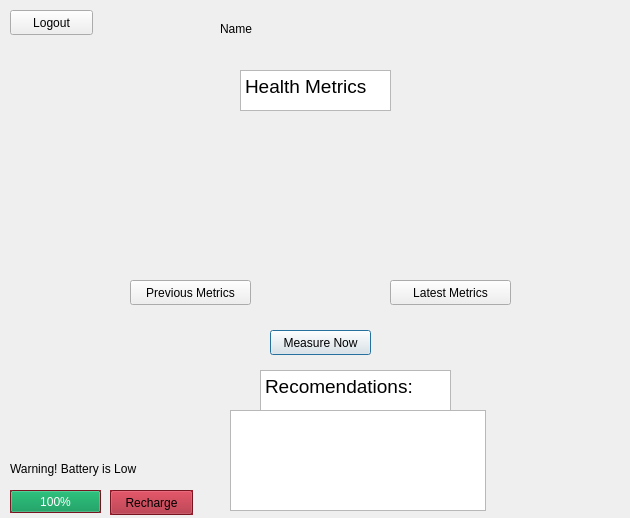
Before: the Qt Designer form RaDoTech_Device/HomeScreenPage.ui in Liam02/Radotech_Device_Final, drawn with Qt 5.
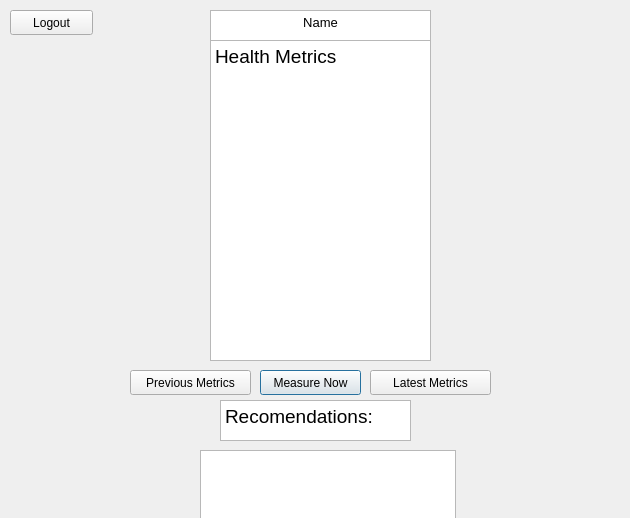
After: the same form once the commit is applied.

What changed in the file:
```diff
--- a/RaDoTech_Device/HomeScreenPage.ui
+++ b/RaDoTech_Device/HomeScreenPage.ui
@@ -16,8 +16,8 @@
   <widget class="QPushButton" name="pushButton_2">
    <property name="geometry">
     <rect>
-     <x>270</x>
-     <y>330</y>
+     <x>260</x>
+     <y>370</y>
      <width>101</width>
      <height>25</height>
     </rect>
@@ -29,10 +29,10 @@
   <widget class="QTextBrowser" name="textBrowser">
    <property name="geometry">
     <rect>
-     <x>240</x>
-     <y>70</y>
-     <width>151</width>
-     <height>41</height>
+     <x>210</x>
+     <y>40</y>
+     <width>221</width>
+     <height>321</height>
     </rect>
    </property>
    <property name="html">
@@ -59,10 +59,8 @@
   <widget class="QTextBrowser" name="textBrowser_2">
    <property name="geometry">
     <rect>
-     <x>260</x>
-     <y>370</y>
-     <x>230</x>
-     <y>380</y>
+     <x>220</x>
+     <y>400</y>
      <width>191</width>
      <height>41</height>
     </rect>
@@ -79,7 +77,7 @@
    <property name="geometry">
     <rect>
      <x>130</x>
-     <y>280</y>
+     <y>370</y>
      <width>121</width>
      <height>25</height>
     </rect>
@@ -91,8 +89,8 @@
   <widget class="QPushButton" name="pushButton_4">
    <property name="geometry">
     <rect>
-     <x>390</x>
-     <y>280</y>
+     <x>370</x>
+     <y>370</y>
      <width>121</width>
      <height>25</height>
     </rect>
@@ -104,998 +102,28 @@
   <widget class="QTextBrowser" name="textBrowser_3">
    <property name="geometry">
     <rect>
-     <x>230</x>
-      <y>410</y>
+     <x>200</x>
+     <y>450</y>
      <width>256</width>
-     <height>101</height>
+     <height>71</height>
     </rect>
    </property>
   </widget>
-  <widget class="QLabel" name="Name_Display">
+  <widget class="QTextBrowser" name="Name_Display">
    <property name="geometry">
     <rect>
-     <x>220</x>
-     <y>20</y>
+     <x>210</x>
+     <y>10</y>
      <width>221</width>
-     <height>17</height>
+     <height>31</height>
     </rect>
    </property>
-   <property name="text">
-    <string>Name</string>
-   </property>
-  </widget>
-  <widget class="QProgressBar" name="batteryBar">
-   <property name="geometry">
-    <rect>
-     <x>10</x>
-     <y>490</y>
-     <width>91</width>
-     <height>23</height>
-    </rect>
-   </property>
-   <property name="palette">
-    <palette>
-     <active>
-      <colorrole role="WindowText">
-       <brush brushstyle="SolidPattern">
-        <color alpha="255">
-         <red>0</red>
-         <green>0</green>
-         <blue>0</blue>
-        </color>
-       </brush>
-      </colorrole>
-      <colorrole role="Button">
-       <brush brushstyle="SolidPattern">
-        <color alpha="255">
-         <red>165</red>
-         <green>29</green>
-         <blue>45</blue>
-        </color>
-       </brush>
-      </colorrole>
-      <colorrole role="Light">
-       <brush brushstyle="SolidPattern">
-        <color alpha="255">
-         <red>247</red>
-         <green>43</green>
-         <blue>68</blue>
-        </color>
-       </brush>
-      </colorrole>
-      <colorrole role="Midlight">
-       <brush brushstyle="SolidPattern">
-        <color alpha="255">
-         <red>206</red>
-         <green>36</green>
-         <blue>56</blue>
-        </color>
-       </brush>
-      </colorrole>
-      <colorrole role="Dark">
-       <brush brushstyle="SolidPattern">
-        <color alpha="255">
-         <red>82</red>
-         <green>14</green>
-         <blue>23</blue>
-        </color>
-       </brush>
-      </colorrole>
-      <colorrole role="Mid">
-       <brush brushstyle="SolidPattern">
-        <color alpha="255">
-         <red>110</red>
-         <green>19</green>
-         <blue>30</blue>
-        </color>
-       </brush>
-      </colorrole>
-      <colorrole role="Text">
-       <brush brushstyle="SolidPattern">
-        <color alpha="255">
-         <red>0</red>
-         <green>0</green>
-         <blue>0</blue>
-        </color>
-       </brush>
-      </colorrole>
-      <colorrole role="BrightText">
-       <brush brushstyle="SolidPattern">
-        <color alpha="255">
-         <red>255</red>
-         <green>255</green>
-         <blue>255</blue>
-        </color>
-       </brush>
-      </colorrole>
-      <colorrole role="ButtonText">
-       <brush brushstyle="SolidPattern">
-        <color alpha="255">
-         <red>0</red>
-         <green>0</green>
-         <blue>0</blue>
-        </color>
-       </brush>
-      </colorrole>
-      <colorrole role="Base">
-       <brush brushstyle="SolidPattern">
-        <color alpha="255">
-         <red>255</red>
-         <green>255</green>
-         <blue>255</blue>
-        </color>
-       </brush>
-      </colorrole>
-      <colorrole role="Window">
-       <brush brushstyle="SolidPattern">
-        <color alpha="255">
-         <red>165</red>
-         <green>29</green>
-         <blue>45</blue>
-        </color>
-       </brush>
-      </colorrole>
-      <colorrole role="Shadow">
-       <brush brushstyle="SolidPattern">
-        <color alpha="255">
-         <red>0</red>
-         <green>0</green>
-         <blue>0</blue>
-        </color>
-       </brush>
-      </colorrole>
-      <colorrole role="Highlight">
-       <brush brushstyle="SolidPattern">
-        <color alpha="255">
-         <red>38</red>
-         <green>162</green>
-         <blue>105</blue>
-        </color>
-       </brush>
-      </colorrole>
-      <colorrole role="AlternateBase">
-       <brush brushstyle="SolidPattern">
-        <color alpha="255">
-         <red>210</red>
-         <green>142</green>
-         <blue>150</blue>
-        </color>
-       </brush>
-      </colorrole>
-      <colorrole role="ToolTipBase">
-       <brush brushstyle="SolidPattern">
-        <color alpha="255">
-         <red>255</red>
-         <green>255</green>
-         <blue>220</blue>
-        </color>
-       </brush>
-      </colorrole>
-      <colorrole role="ToolTipText">
-       <brush brushstyle="SolidPattern">
-        <color alpha="255">
-         <red>0</red>
-         <green>0</green>
-         <blue>0</blue>
-        </color>
-       </brush>
-      </colorrole>
-      <colorrole role="PlaceholderText">
-       <brush brushstyle="SolidPattern">
-        <color alpha="128">
-         <red>0</red>
-         <green>0</green>
-         <blue>0</blue>
-        </color>
-       </brush>
-      </colorrole>
-     </active>
-     <inactive>
-      <colorrole role="WindowText">
-       <brush brushstyle="SolidPattern">
-        <color alpha="255">
-         <red>0</red>
-         <green>0</green>
-         <blue>0</blue>
-        </color>
-       </brush>
-      </colorrole>
-      <colorrole role="Button">
-       <brush brushstyle="SolidPattern">
-        <color alpha="255">
-         <red>165</red>
-         <green>29</green>
-         <blue>45</blue>
-        </color>
-       </brush>
-      </colorrole>
-      <colorrole role="Light">
-       <brush brushstyle="SolidPattern">
-        <color alpha="255">
-         <red>247</red>
-         <green>43</green>
-         <blue>68</blue>
-        </color>
-       </brush>
-      </colorrole>
-      <colorrole role="Midlight">
-       <brush brushstyle="SolidPattern">
-        <color alpha="255">
-         <red>206</red>
-         <green>36</green>
-         <blue>56</blue>
-        </color>
-       </brush>
-      </colorrole>
-      <colorrole role="Dark">
-       <brush brushstyle="SolidPattern">
-        <color alpha="255">
-         <red>82</red>
-         <green>14</green>
-         <blue>23</blue>
-        </color>
-       </brush>
-      </colorrole>
-      <colorrole role="Mid">
-       <brush brushstyle="SolidPattern">
-        <color alpha="255">
-         <red>110</red>
-         <green>19</green>
-         <blue>30</blue>
-        </color>
-       </brush>
-      </colorrole>
-      <colorrole role="Text">
-       <brush brushstyle="SolidPattern">
-        <color alpha="255">
-         <red>0</red>
-         <green>0</green>
-         <blue>0</blue>
-        </color>
-       </brush>
-      </colorrole>
-      <colorrole role="BrightText">
-       <brush brushstyle="SolidPattern">
-        <color alpha="255">
-         <red>255</red>
-         <green>255</green>
-         <blue>255</blue>
-        </color>
-       </brush>
-      </colorrole>
-      <colorrole role="ButtonText">
-       <brush brushstyle="SolidPattern">
-        <color alpha="255">
-         <red>0</red>
-         <green>0</green>
-         <blue>0</blue>
-        </color>
-       </brush>
-      </colorrole>
-      <colorrole role="Base">
-       <brush brushstyle="SolidPattern">
-        <color alpha="255">
-         <red>255</red>
-         <green>255</green>
-         <blue>255</blue>
-        </color>
-       </brush>
-      </colorrole>
-      <colorrole role="Window">
-       <brush brushstyle="SolidPattern">
-        <color alpha="255">
-         <red>165</red>
-         <green>29</green>
-         <blue>45</blue>
-        </color>
-       </brush>
-      </colorrole>
-      <colorrole role="Shadow">
-       <brush brushstyle="SolidPattern">
-        <color alpha="255">
-         <red>0</red>
-         <green>0</green>
-         <blue>0</blue>
-        </color>
-       </brush>
-      </colorrole>
-      <colorrole role="Highlight">
-       <brush brushstyle="SolidPattern">
-        <color alpha="255">
-         <red>38</red>
-         <green>162</green>
-         <blue>105</blue>
-        </color>
-       </brush>
-      </colorrole>
-      <colorrole role="AlternateBase">
-       <brush brushstyle="SolidPattern">
-        <color alpha="255">
-         <red>210</red>
-         <green>142</green>
-         <blue>150</blue>
-        </color>
-       </brush>
-      </colorrole>
-      <colorrole role="ToolTipBase">
-       <brush brushstyle="SolidPattern">
-        <color alpha="255">
-         <red>255</red>
-         <green>255</green>
-         <blue>220</blue>
-        </color>
-       </brush>
-      </colorrole>
-      <colorrole role="ToolTipText">
-       <brush brushstyle="SolidPattern">
-        <color alpha="255">
-         <red>0</red>
-         <green>0</green>
-         <blue>0</blue>
-        </color>
-       </brush>
-      </colorrole>
-      <colorrole role="PlaceholderText">
-       <brush brushstyle="SolidPattern">
-        <color alpha="128">
-         <red>0</red>
-         <green>0</green>
-         <blue>0</blue>
-        </color>
-       </brush>
-      </colorrole>
-     </inactive>
-     <disabled>
-      <colorrole role="WindowText">
-       <brush brushstyle="SolidPattern">
-        <color alpha="255">
-         <red>82</red>
-         <green>14</green>
-         <blue>23</blue>
-        </color>
-       </brush>
-      </colorrole>
-      <colorrole role="Button">
-       <brush brushstyle="SolidPattern">
-        <color alpha="255">
-         <red>165</red>
-         <green>29</green>
-         <blue>45</blue>
-        </color>
-       </brush>
-      </colorrole>
-      <colorrole role="Light">
-       <brush brushstyle="SolidPattern">
-        <color alpha="255">
-         <red>247</red>
-         <green>43</green>
-         <blue>68</blue>
-        </color>
-       </brush>
-      </colorrole>
-      <colorrole role="Midlight">
-       <brush brushstyle="SolidPattern">
-        <color alpha="255">
-         <red>206</red>
-         <green>36</green>
-         <blue>56</blue>
-        </color>
-       </brush>
-      </colorrole>
-      <colorrole role="Dark">
-       <brush brushstyle="SolidPattern">
-        <color alpha="255">
-         <red>82</red>
-         <green>14</green>
-         <blue>23</blue>
-        </color>
-       </brush>
-      </colorrole>
-      <colorrole role="Mid">
-       <brush brushstyle="SolidPattern">
-        <color alpha="255">
-         <red>110</red>
-         <green>19</green>
-         <blue>30</blue>
-        </color>
-       </brush>
-      </colorrole>
-      <colorrole role="Text">
-       <brush brushstyle="SolidPattern">
-        <color alpha="255">
-         <red>82</red>
-         <green>14</green>
-         <blue>23</blue>
-        </color>
-       </brush>
-      </colorrole>
-      <colorrole role="BrightText">
-       <brush brushstyle="SolidPattern">
-        <color alpha="255">
-         <red>255</red>
-         <green>255</green>
-         <blue>255</blue>
-        </color>
-       </brush>
-      </colorrole>
-      <colorrole role="ButtonText">
-       <brush brushstyle="SolidPattern">
-        <color alpha="255">
-         <red>82</red>
-         <green>14</green>
-         <blue>23</blue>
-        </color>
-       </brush>
-      </colorrole>
-      <colorrole role="Base">
-       <brush brushstyle="SolidPattern">
-        <color alpha="255">
-         <red>165</red>
-         <green>29</green>
-         <blue>45</blue>
-        </color>
-       </brush>
-      </colorrole>
-      <colorrole role="Window">
-       <brush brushstyle="SolidPattern">
-        <color alpha="255">
-         <red>165</red>
-         <green>29</green>
-         <blue>45</blue>
-        </color>
-       </brush>
-      </colorrole>
-      <colorrole role="Shadow">
-       <brush brushstyle="SolidPattern">
-        <color alpha="255">
-         <red>0</red>
-         <green>0</green>
-         <blue>0</blue>
-        </color>
-       </brush>
-      </colorrole>
-      <colorrole role="Highlight">
-       <brush brushstyle="SolidPattern">
-        <color alpha="255">
-         <red>145</red>
-         <green>145</green>
-         <blue>145</blue>
-        </color>
-       </brush>
-      </colorrole>
-      <colorrole role="AlternateBase">
-       <brush brushstyle="SolidPattern">
-        <color alpha="255">
-         <red>165</red>
-         <green>29</green>
-         <blue>45</blue>
-        </color>
-       </brush>
-      </colorrole>
-      <colorrole role="ToolTipBase">
-       <brush brushstyle="SolidPattern">
-        <color alpha="255">
-         <red>255</red>
-         <green>255</green>
-         <blue>220</blue>
-        </color>
-       </brush>
-      </colorrole>
-      <colorrole role="ToolTipText">
-       <brush brushstyle="SolidPattern">
-        <color alpha="255">
-         <red>0</red>
-         <green>0</green>
-         <blue>0</blue>
-        </color>
-       </brush>
-      </colorrole>
-      <colorrole role="PlaceholderText">
-       <brush brushstyle="SolidPattern">
-        <color alpha="128">
-         <red>0</red>
-         <green>0</green>
-         <blue>0</blue>
-        </color>
-       </brush>
-      </colorrole>
-     </disabled>
-    </palette>
-   </property>
-   <property name="autoFillBackground">
-    <bool>true</bool>
-   </property>
-   <property name="value">
-    <number>100</number>
-   </property>
-   <property name="invertedAppearance">
-    <bool>false</bool>
-   </property>
-  </widget>
-  <widget class="QPushButton" name="recharge">
-   <property name="geometry">
-    <rect>
-     <x>110</x>
-     <y>490</y>
-     <width>83</width>
-     <height>25</height>
-    </rect>
-   </property>
-   <property name="palette">
-    <palette>
-     <active>
-      <colorrole role="WindowText">
-       <brush brushstyle="SolidPattern">
-        <color alpha="255">
-         <red>0</red>
-         <green>0</green>
-         <blue>0</blue>
-        </color>
-       </brush>
-      </colorrole>
-      <colorrole role="Button">
-       <brush brushstyle="SolidPattern">
-        <color alpha="255">
-         <red>165</red>
-         <green>29</green>
-         <blue>45</blue>
-        </color>
-       </brush>
-      </colorrole>
-      <colorrole role="Light">
-       <brush brushstyle="SolidPattern">
-        <color alpha="255">
-         <red>247</red>
-         <green>43</green>
-         <blue>68</blue>
-        </color>
-       </brush>
-      </colorrole>
-      <colorrole role="Midlight">
-       <brush brushstyle="SolidPattern">
-        <color alpha="255">
-         <red>206</red>
-         <green>36</green>
-         <blue>56</blue>
-        </color>
-       </brush>
-      </colorrole>
-      <colorrole role="Dark">
-       <brush brushstyle="SolidPattern">
-        <color alpha="255">
-         <red>82</red>
-         <green>14</green>
-         <blue>23</blue>
-        </color>
-       </brush>
-      </colorrole>
-      <colorrole role="Mid">
-       <brush brushstyle="SolidPattern">
-        <color alpha="255">
-         <red>110</red>
-         <green>19</green>
-         <blue>30</blue>
-        </color>
-       </brush>
-      </colorrole>
-      <colorrole role="Text">
-       <brush brushstyle="SolidPattern">
-        <color alpha="255">
-         <red>0</red>
-         <green>0</green>
-         <blue>0</blue>
-        </color>
-       </brush>
-      </colorrole>
-      <colorrole role="BrightText">
-       <brush brushstyle="SolidPattern">
-        <color alpha="255">
-         <red>255</red>
-         <green>255</green>
-         <blue>255</blue>
-        </color>
-       </brush>
-      </colorrole>
-      <colorrole role="ButtonText">
-       <brush brushstyle="SolidPattern">
-        <color alpha="255">
-         <red>0</red>
-         <green>0</green>
-         <blue>0</blue>
-        </color>
-       </brush>
-      </colorrole>
-      <colorrole role="Base">
-       <brush brushstyle="SolidPattern">
-        <color alpha="255">
-         <red>255</red>
-         <green>255</green>
-         <blue>255</blue>
-        </color>
-       </brush>
-      </colorrole>
-      <colorrole role="Window">
-       <brush brushstyle="SolidPattern">
-        <color alpha="255">
-         <red>165</red>
-         <green>29</green>
-         <blue>45</blue>
-        </color>
-       </brush>
-      </colorrole>
-      <colorrole role="Shadow">
-       <brush brushstyle="SolidPattern">
-        <color alpha="255">
-         <red>0</red>
-         <green>0</green>
-         <blue>0</blue>
-        </color>
-       </brush>
-      </colorrole>
-      <colorrole role="AlternateBase">
-       <brush brushstyle="SolidPattern">
-        <color alpha="255">
-         <red>210</red>
-         <green>142</green>
-         <blue>150</blue>
-        </color>
-       </brush>
-      </colorrole>
-      <colorrole role="ToolTipBase">
-       <brush brushstyle="SolidPattern">
-        <color alpha="255">
-         <red>255</red>
-         <green>255</green>
-         <blue>220</blue>
-        </color>
-       </brush>
-      </colorrole>
-      <colorrole role="ToolTipText">
-       <brush brushstyle="SolidPattern">
-        <color alpha="255">
-         <red>0</red>
-         <green>0</green>
-         <blue>0</blue>
-        </color>
-       </brush>
-      </colorrole>
-      <colorrole role="PlaceholderText">
-       <brush brushstyle="SolidPattern">
-        <color alpha="128">
-         <red>0</red>
-         <green>0</green>
-         <blue>0</blue>
-        </color>
-       </brush>
-      </colorrole>
-     </active>
-     <inactive>
-      <colorrole role="WindowText">
-       <brush brushstyle="SolidPattern">
-        <color alpha="255">
-         <red>0</red>
-         <green>0</green>
-         <blue>0</blue>
-        </color>
-       </brush>
-      </colorrole>
-      <colorrole role="Button">
-       <brush brushstyle="SolidPattern">
-        <color alpha="255">
-         <red>165</red>
-         <green>29</green>
-         <blue>45</blue>
-        </color>
-       </brush>
-      </colorrole>
-      <colorrole role="Light">
-       <brush brushstyle="SolidPattern">
-        <color alpha="255">
-         <red>247</red>
-         <green>43</green>
-         <blue>68</blue>
-        </color>
-       </brush>
-      </colorrole>
-      <colorrole role="Midlight">
-       <brush brushstyle="SolidPattern">
-        <color alpha="255">
-         <red>206</red>
-         <green>36</green>
-         <blue>56</blue>
-        </color>
-       </brush>
-      </colorrole>
-      <colorrole role="Dark">
-       <brush brushstyle="SolidPattern">
-        <color alpha="255">
-         <red>82</red>
-         <green>14</green>
-         <blue>23</blue>
-        </color>
-       </brush>
-      </colorrole>
-      <colorrole role="Mid">
-       <brush brushstyle="SolidPattern">
-        <color alpha="255">
-         <red>110</red>
-         <green>19</green>
-         <blue>30</blue>
-        </color>
-       </brush>
-      </colorrole>
-      <colorrole role="Text">
-       <brush brushstyle="SolidPattern">
-        <color alpha="255">
-         <red>0</red>
-         <green>0</green>
-         <blue>0</blue>
-        </color>
-       </brush>
-      </colorrole>
-      <colorrole role="BrightText">
-       <brush brushstyle="SolidPattern">
-        <color alpha="255">
-         <red>255</red>
-         <green>255</green>
-         <blue>255</blue>
-        </color>
-       </brush>
-      </colorrole>
-      <colorrole role="ButtonText">
-       <brush brushstyle="SolidPattern">
-        <color alpha="255">
-         <red>0</red>
-         <green>0</green>
-         <blue>0</blue>
-        </color>
-       </brush>
-      </colorrole>
-      <colorrole role="Base">
-       <brush brushstyle="SolidPattern">
-        <color alpha="255">
-         <red>255</red>
-         <green>255</green>
-         <blue>255</blue>
-        </color>
-       </brush>
-      </colorrole>
-      <colorrole role="Window">
-       <brush brushstyle="SolidPattern">
-        <color alpha="255">
-         <red>165</red>
-         <green>29</green>
-         <blue>45</blue>
-        </color>
-       </brush>
-      </colorrole>
-      <colorrole role="Shadow">
-       <brush brushstyle="SolidPattern">
-        <color alpha="255">
-         <red>0</red>
-         <green>0</green>
-         <blue>0</blue>
-        </color>
-       </brush>
-      </colorrole>
-      <colorrole role="AlternateBase">
-       <brush brushstyle="SolidPattern">
-        <color alpha="255">
-         <red>210</red>
-         <green>142</green>
-         <blue>150</blue>
-        </color>
-       </brush>
-      </colorrole>
-      <colorrole role="ToolTipBase">
-       <brush brushstyle="SolidPattern">
-        <color alpha="255">
-         <red>255</red>
-         <green>255</green>
-         <blue>220</blue>
-        </color>
-       </brush>
-      </colorrole>
-      <colorrole role="ToolTipText">
-       <brush brushstyle="SolidPattern">
-        <color alpha="255">
-         <red>0</red>
-         <green>0</green>
-         <blue>0</blue>
-        </color>
-       </brush>
-      </colorrole>
-      <colorrole role="PlaceholderText">
-       <brush brushstyle="SolidPattern">
-        <color alpha="128">
-         <red>0</red>
-         <green>0</green>
-         <blue>0</blue>
-        </color>
-       </brush>
-      </colorrole>
-     </inactive>
-     <disabled>
-      <colorrole role="WindowText">
-       <brush brushstyle="SolidPattern">
-        <color alpha="255">
-         <red>82</red>
-         <green>14</green>
-         <blue>23</blue>
-        </color>
-       </brush>
-      </colorrole>
-      <colorrole role="Button">
-       <brush brushstyle="SolidPattern">
-        <color alpha="255">
-         <red>165</red>
-         <green>29</green>
-         <blue>45</blue>
-        </color>
-       </brush>
-      </colorrole>
-      <colorrole role="Light">
-       <brush brushstyle="SolidPattern">
-        <color alpha="255">
-         <red>247</red>
-         <green>43</green>
-         <blue>68</blue>
-        </color>
-       </brush>
-      </colorrole>
-      <colorrole role="Midlight">
-       <brush brushstyle="SolidPattern">
-        <color alpha="255">
-         <red>206</red>
-         <green>36</green>
-         <blue>56</blue>
-        </color>
-       </brush>
-      </colorrole>
-      <colorrole role="Dark">
-       <brush brushstyle="SolidPattern">
-        <color alpha="255">
-         <red>82</red>
-         <green>14</green>
-         <blue>23</blue>
-        </color>
-       </brush>
-      </colorrole>
-      <colorrole role="Mid">
-       <brush brushstyle="SolidPattern">
-        <color alpha="255">
-         <red>110</red>
-         <green>19</green>
-         <blue>30</blue>
-        </color>
-       </brush>
-      </colorrole>
-      <colorrole role="Text">
-       <brush brushstyle="SolidPattern">
-        <color alpha="255">
-         <red>82</red>
-         <green>14</green>
-         <blue>23</blue>
-        </color>
-       </brush>
-      </colorrole>
-      <colorrole role="BrightText">
-       <brush brushstyle="SolidPattern">
-        <color alpha="255">
-         <red>255</red>
-         <green>255</green>
-         <blue>255</blue>
-        </color>
-       </brush>
-      </colorrole>
-      <colorrole role="ButtonText">
-       <brush brushstyle="SolidPattern">
-        <color alpha="255">
-         <red>82</red>
-         <green>14</green>
-         <blue>23</blue>
-        </color>
-       </brush>
-      </colorrole>
-      <colorrole role="Base">
-       <brush brushstyle="SolidPattern">
-        <color alpha="255">
-         <red>165</red>
-         <green>29</green>
-         <blue>45</blue>
-        </color>
-       </brush>
-      </colorrole>
-      <colorrole role="Window">
-       <brush brushstyle="SolidPattern">
-        <color alpha="255">
-         <red>165</red>
-         <green>29</green>
-         <blue>45</blue>
-        </color>
-       </brush>
-      </colorrole>
-      <colorrole role="Shadow">
-       <brush brushstyle="SolidPattern">
-        <color alpha="255">
-         <red>0</red>
-         <green>0</green>
-         <blue>0</blue>
-        </color>
-       </brush>
-      </colorrole>
-      <colorrole role="AlternateBase">
-       <brush brushstyle="SolidPattern">
-        <color alpha="255">
-         <red>165</red>
-         <green>29</green>
-         <blue>45</blue>
-        </color>
-       </brush>
-      </colorrole>
-      <colorrole role="ToolTipBase">
-       <brush brushstyle="SolidPattern">
-        <color alpha="255">
-         <red>255</red>
-         <green>255</green>
-         <blue>220</blue>
-        </color>
-       </brush>
-      </colorrole>
-      <colorrole role="ToolTipText">
-       <brush brushstyle="SolidPattern">
-        <color alpha="255">
-         <red>0</red>
-         <green>0</green>
-         <blue>0</blue>
-        </color>
-       </brush>
-      </colorrole>
-      <colorrole role="PlaceholderText">
-       <brush brushstyle="SolidPattern">
-        <color alpha="128">
-         <red>0</red>
-         <green>0</green>
-         <blue>0</blue>
-        </color>
-       </brush>
-      </colorrole>
-     </disabled>
-    </palette>
-   </property>
-   <property name="cursor">
-    <cursorShape>ArrowCursor</cursorShape>
-   </property>
-   <property name="autoFillBackground">
-    <bool>true</bool>
-   </property>
-   <property name="text">
-    <string>Recharge</string>
-   </property>
-   <property name="checkable">
-    <bool>false</bool>
-   </property>
-   <property name="autoDefault">
-    <bool>true</bool>
-   </property>
-   <property name="default">
-    <bool>false</bool>
-   </property>
-   <property name="flat">
-    <bool>false</bool>
-   </property>
-  </widget>
-  <widget class="QLabel" name="lowBatteryWarning">
-   <property name="geometry">
-    <rect>
-     <x>10</x>
-     <y>460</y>
-     <width>181</width>
-     <height>17</height>
-    </rect>
-   </property>
-   <property name="text">
-    <string>Warning! Battery is Low </string>
+   <property name="html">
+    <string>&lt;!DOCTYPE HTML PUBLIC &quot;-//W3C//DTD HTML 4.0//EN&quot; &quot;http://www.w3.org/TR/REC-html40/strict.dtd&quot;&gt;
+&lt;html&gt;&lt;head&gt;&lt;meta name=&quot;qrichtext&quot; content=&quot;1&quot; /&gt;&lt;style type=&quot;text/css&quot;&gt;
+p, li { white-space: pre-wrap; }
+&lt;/style&gt;&lt;/head&gt;&lt;body style=&quot; font-family:'Sans'; font-size:10pt; font-weight:400; font-style:normal;&quot;&gt;
+&lt;p align=&quot;center&quot; style=&quot; margin-top:0px; margin-bottom:0px; margin-left:0px; margin-right:0px; -qt-block-indent:0; text-indent:0px;&quot;&gt;Name&lt;/p&gt;&lt;/body&gt;&lt;/html&gt;</string>
    </property>
   </widget>
  </widget>
```
Left out of the diff: 6 changed lines with no effect on the pictures.
